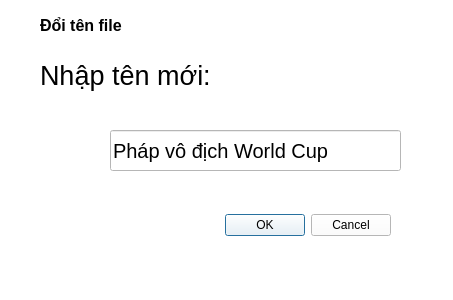
First picture: the form in Giao diện/Long - đổi tên file.ui, repository justnhan/NHOM-5_KTLTNC, before the edit.
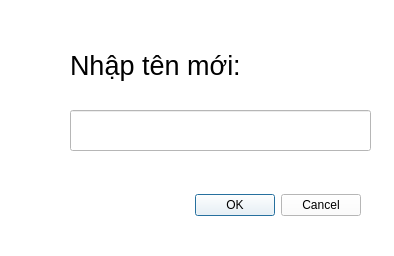
Second picture: the form after the edit. Icons and pictures are not drawn.

```diff
--- a/Giao diện/Long - đổi tên file.ui
+++ b/Giao diện/Long - đổi tên file.ui
@@ -6,8 +6,8 @@
    <rect>
     <x>0</x>
     <y>0</y>
-    <width>453</width>
-    <height>300</height>
+    <width>394</width>
+    <height>256</height>
    </rect>
   </property>
   <property name="font">
@@ -25,8 +25,8 @@
   <widget class="QDialogButtonBox" name="buttonBox">
    <property name="geometry">
     <rect>
-     <x>60</x>
-     <y>190</y>
+     <x>30</x>
+     <y>170</y>
      <width>331</width>
      <height>71</height>
     </rect>
@@ -56,9 +56,9 @@
   <widget class="QLineEdit" name="lineEdit">
    <property name="geometry">
     <rect>
-     <x>110</x>
-     <y>130</y>
-     <width>291</width>
+     <x>70</x>
+     <y>110</y>
+     <width>301</width>
      <height>41</height>
     </rect>
    </property>
@@ -68,14 +68,14 @@
     </font>
    </property>
    <property name="text">
-    <string>Pháp vô địch World Cup</string>
+    <string/>
    </property>
   </widget>
   <widget class="QLabel" name="label_3">
    <property name="geometry">
     <rect>
-     <x>40</x>
-     <y>50</y>
+     <x>70</x>
+     <y>40</y>
      <width>231</width>
      <height>51</height>
     </rect>
@@ -89,70 +89,6 @@
     <string>Nhập tên mới:</string>
    </property>
   </widget>
-  <widget class="QLabel" name="label">
-   <property name="geometry">
-    <rect>
-     <x>40</x>
-     <y>10</y>
-     <width>121</width>
-     <height>31</height>
-    </rect>
-   </property>
-   <property name="font">
-    <font>
-     <pointsize>12</pointsize>
-     <weight>75</weight>
-     <bold>true</bold>
-    </font>
-   </property>
-   <property name="autoFillBackground">
-    <bool>false</bool>
-   </property>
-   <property name="text">
-    <string>Đổi tên file </string>
-   </property>
-   <property name="scaledContents">
-    <bool>false</bool>
-   </property>
-   <property name="wordWrap">
-    <bool>false</bool>
-   </property>
-  </widget>
-  <widget class="QLabel" name="label_2">
-   <property name="geometry">
-    <rect>
-     <x>10</x>
-     <y>110</y>
-     <width>91</width>
-     <height>91</height>
-    </rect>
-   </property>
-   <property name="font">
-    <font>
-     <pointsize>34</pointsize>
-     <weight>75</weight>
-     <bold>true</bold>
-    </font>
-   </property>
-   <property name="autoFillBackground">
-    <bool>false</bool>
-   </property>
-   <property name="styleSheet">
-    <string notr="true">background-color: rgb(255, 255, 255);</string>
-   </property>
-   <property name="text">
-    <string/>
-   </property>
-   <property name="pixmap">
-    <pixmap>../../../../../Downloads/rename.png</pixmap>
-   </property>
-   <property name="scaledContents">
-    <bool>true</bool>
-   </property>
-   <property name="wordWrap">
-    <bool>false</bool>
-   </property>
-  </widget>
  </widget>
  <resources/>
  <connections>
```
Left out of the diff: 2 changed lines with no effect on the pictures.
